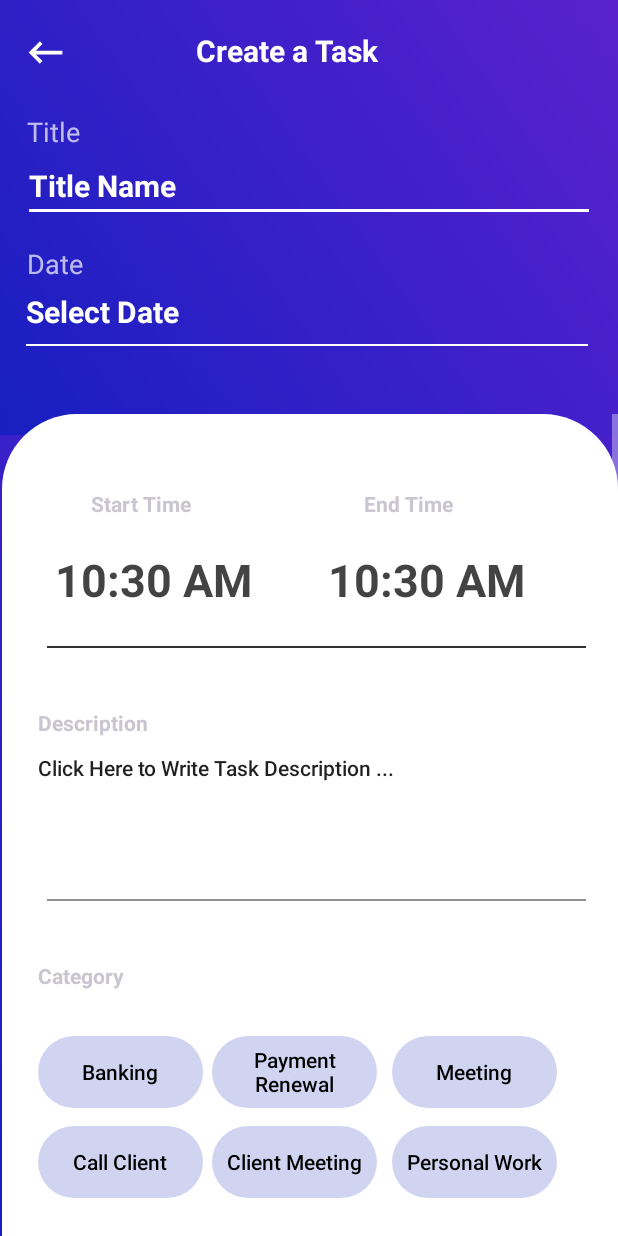
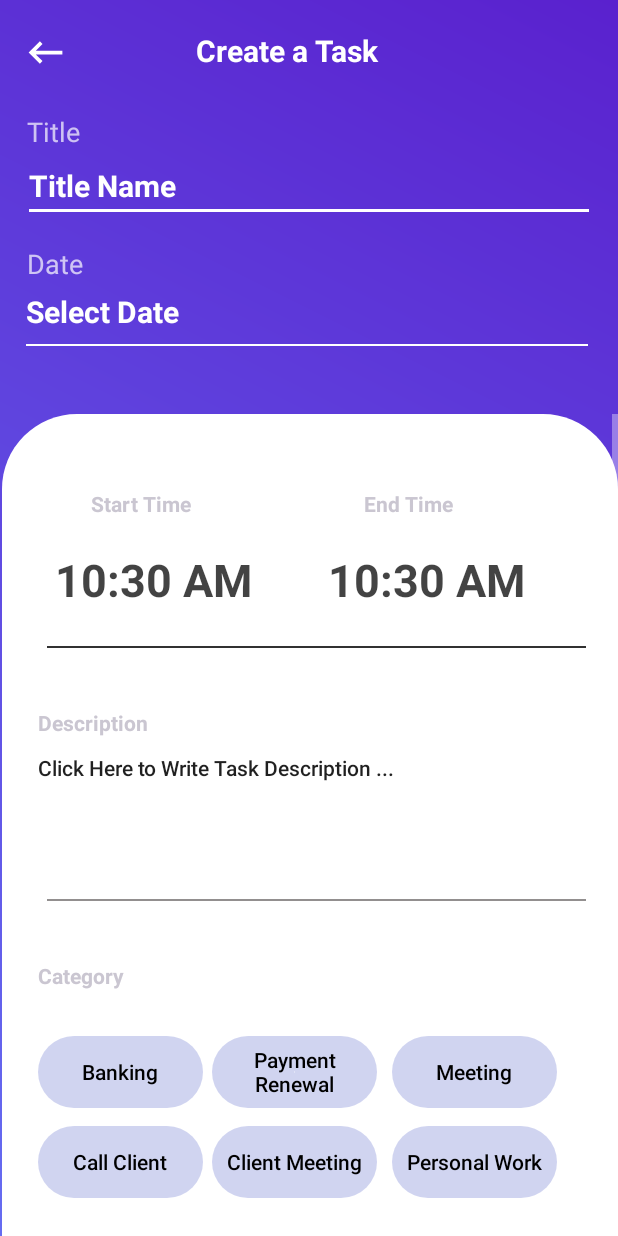
Before and after one commit to Patilrajesh7/SmartAssistant, an Android app: the CreateTask screen opened directly, with no data from a screen before it, on a phone screen of 412 x 824 dp. Run offline under Robolectric (Android 15) with nearby library versions, the light colour scheme and no system bars.

Commit message:
yash 3.0 created

```diff
--- a/app/src/main/res/drawable/create_task_gradient_up.xml
+++ b/app/src/main/res/drawable/create_task_gradient_up.xml
@@ -2,7 +2,7 @@
 <shape xmlns:android="http://schemas.android.com/apk/res/android">
 
     <gradient
-        android:startColor="#171FC1"
+        android:startColor="#656CF1"
         android:endColor="#5A21CE"
         android:angle="45"/>
 
--- a/app/src/main/res/layout/activity_create_task.xml
+++ b/app/src/main/res/layout/activity_create_task.xml
@@ -12,8 +12,7 @@
         android:id="@+id/upper_layout"
         android:layout_width="match_parent"
         android:layout_height="290dp"
-        android:orientation="vertical"
-        android:background="@drawable/create_task_gradient_up">
+        android:orientation="vertical">
 
         <LinearLayout
             android:layout_width="match_parent"
--- a/app/src/main/res/values/colors.xml
+++ b/app/src/main/res/values/colors.xml
@@ -8,4 +8,5 @@
     <color name="black">#FF000000</color>
     <color name="white">#FFFFFFFF</color>
     <color name="h2_color">#CAC6D1</color>
+    <color name="yellow">#FFB300</color>
 </resources>
--- a/app/src/main/res/values/themes.xml
+++ b/app/src/main/res/values/themes.xml
@@ -27,8 +27,6 @@
 
 
 
-
-
     <style name="Theme.SmartAssistant.AppBarOverlay" parent="ThemeOverlay.AppCompat.Dark.ActionBar" />
 
     <style name="Theme.SmartAssistant.PopupOverlay" parent="ThemeOverlay.AppCompat.Light" />
```
